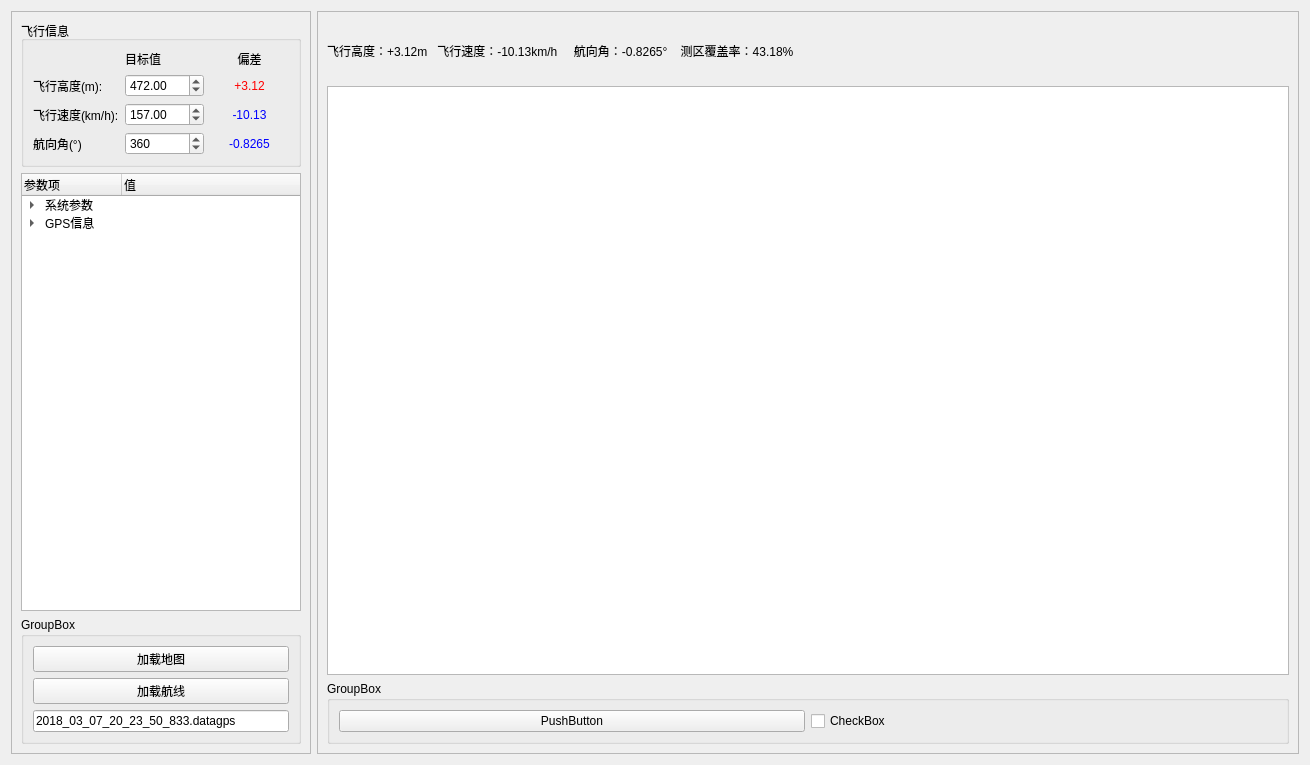
First picture: the form in ui/navigation.ui, repository kdurant/qt_study, before the edit.
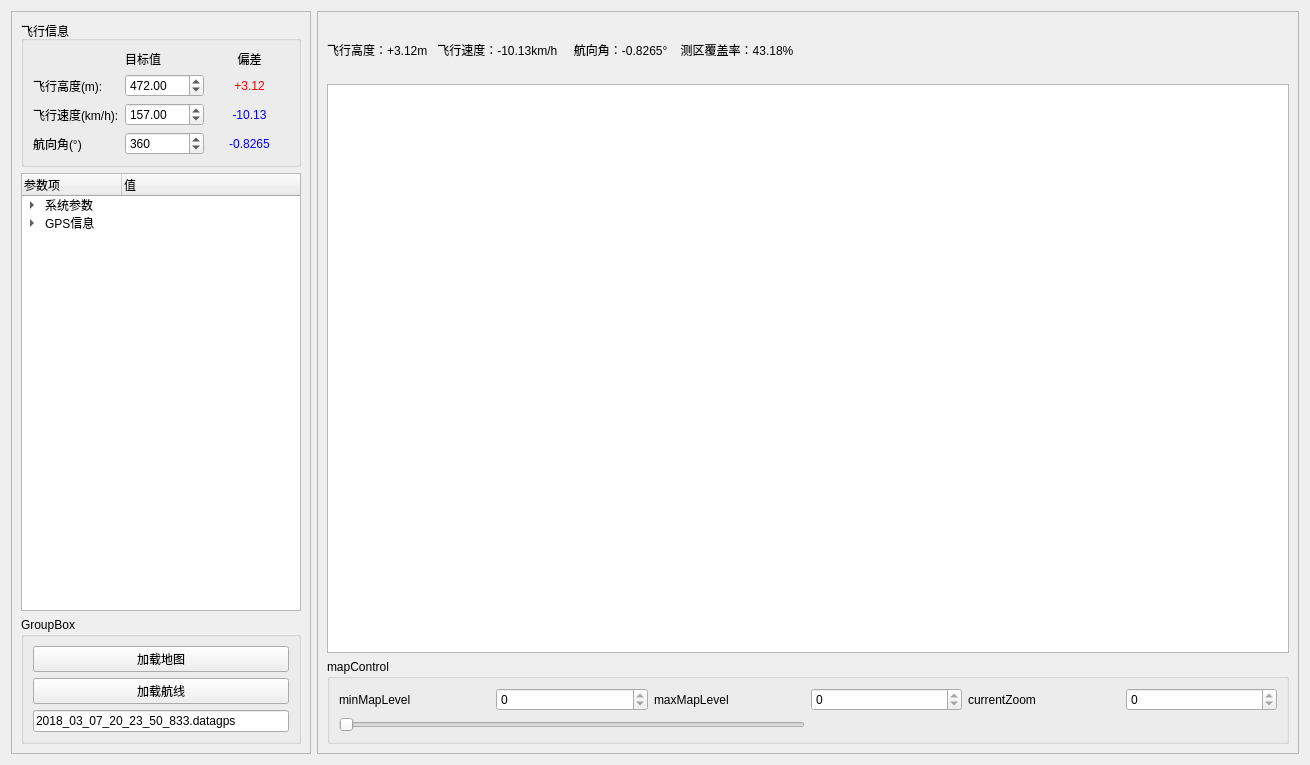
Second picture: the form after the edit. Custom widgets are drawn as their Qt base class.

Commit message: chore: 调整ui

Patch:
```diff
--- a/ui/navigation.ui
+++ b/ui/navigation.ui
@@ -369,20 +369,55 @@
       <item>
        <widget class="QGroupBox" name="groupBox_test">
         <property name="title">
-         <string>GroupBox</string>
+         <string>mapControl</string>
         </property>
         <layout class="QGridLayout" name="gridLayout">
-         <item row="0" column="0">
-          <widget class="QPushButton" name="pushButton">
+         <item row="2" column="4">
+          <widget class="QLabel" name="label_12">
            <property name="text">
-            <string>PushButton</string>
+            <string>currentZoom</string>
            </property>
           </widget>
          </item>
-         <item row="0" column="1">
-          <widget class="QCheckBox" name="checkBox">
+         <item row="2" column="2">
+          <widget class="QLabel" name="label_11">
            <property name="text">
-            <string>CheckBox</string>
+            <string>maxMapLevel</string>
+           </property>
+          </widget>
+         </item>
+         <item row="2" column="3">
+          <widget class="QSpinBox" name="spinBox_mapMaxMapLevel">
+           <property name="readOnly">
+            <bool>true</bool>
+           </property>
+          </widget>
+         </item>
+         <item row="2" column="1">
+          <widget class="QSpinBox" name="spinBox_mapMinMapLevel">
+           <property name="readOnly">
+            <bool>true</bool>
+           </property>
+          </widget>
+         </item>
+         <item row="3" column="0" colspan="3">
+          <widget class="QSlider" name="horizontalSlider_zoomCtrl">
+           <property name="orientation">
+            <enum>Qt::Horizontal</enum>
+           </property>
+          </widget>
+         </item>
+         <item row="2" column="0">
+          <widget class="QLabel" name="label_10">
+           <property name="text">
+            <string>minMapLevel</string>
+           </property>
+          </widget>
+         </item>
+         <item row="2" column="5">
+          <widget class="QSpinBox" name="spinBox_mapCurrentZoom">
+           <property name="readOnly">
+            <bool>true</bool>
            </property>
           </widget>
          </item>
```
Left out of the diff: 2 changed lines with no effect on the pictures. The commit also changes 2 other files.
